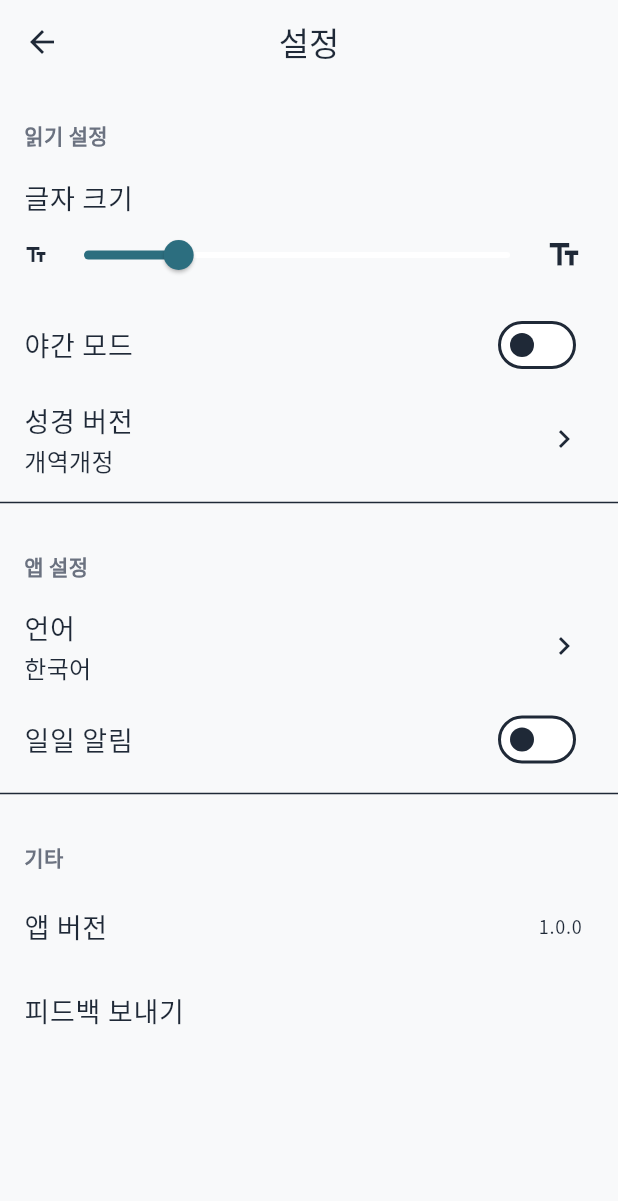
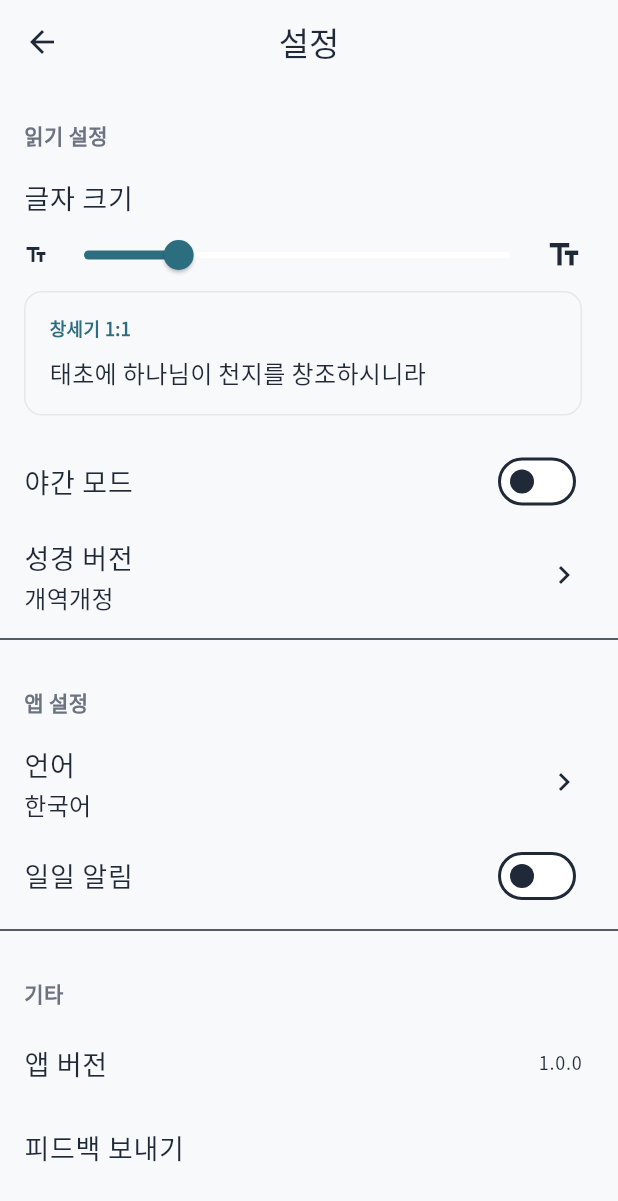
Before and after one commit to ConanShin/bible, a Flutter app: the SettingsScreen screen opened directly, on a phone screen of 412 x 824 dp. Shown: the top 1201 px of the screen. Run offline on Flutter 3.47's test engine with Material 3 defaults, Android fonts, the phone set to English and light mode, and no system bars; our stand-ins replace dio, google_fonts, logger, share_plus, shared_preferences, sqflite; accounts and stored records are empty.

Commit message:
fix: 글자크기 설정 안되는 버그 수정

```diff
--- a/lib/screens/home/bible_reading_screen.dart
+++ b/lib/screens/home/bible_reading_screen.dart
@@ -3,6 +3,7 @@ import 'package:provider/provider.dart';
 import '../../models/bible_book.dart';
 import '../../models/bible_chapter.dart';
 import '../../providers/bible_provider.dart';
+import '../../providers/user_provider.dart';
 import '../../theme/app_colors.dart';
 import '../../theme/app_text_styles.dart';
 
@@ -151,6 +152,10 @@ class _BibleReadingScreenState extends State<BibleReadingScreen> {
                       child: Text(
                         verse.text,
                         style: AppTextStyles.bodyNormal.copyWith(
+                          fontSize: context
+                              .watch<UserProvider>()
+                              .preferences
+                              .fontSize,
                           height: 1.6,
                           color: AppColors.textPrimary,
                         ),
--- a/lib/screens/settings/settings_screen.dart
+++ b/lib/screens/settings/settings_screen.dart
@@ -26,10 +26,7 @@ class _SettingsScreenState extends State<SettingsScreen> {
     final preferences = userProvider.preferences;
 
     return Scaffold(
-      appBar: AppBar(
-        title: const Text('설정'),
-        elevation: 0,
-      ),
+      appBar: AppBar(title: const Text('설정'), elevation: 0),
       body: ListView(
         children: [
           _buildSectionTitle('읽기 설정'),
@@ -37,7 +34,10 @@ class _SettingsScreenState extends State<SettingsScreen> {
           // Font Size
           ListTile(
             title: const Text('글자 크기'),
-            subtitle: Row(
+            subtitle: Column(
+              crossAxisAlignment: CrossAxisAlignment.start,
+              children: [
+                Row(
                   children: [
                     const Icon(Icons.text_fields, size: 16),
                     Expanded(
@@ -51,6 +51,38 @@ class _SettingsScreenState extends State<SettingsScreen> {
                       ),
                     ),
                     const Icon(Icons.text_fields, size: 24),
+                  ],
+                ),
+                Container(
+                  width: double.infinity,
+                  padding: const EdgeInsets.all(16),
+                  decoration: BoxDecoration(
+                    color: AppColors.background,
+                    borderRadius: BorderRadius.circular(12),
+                    border: Border.all(color: const Color(0xFFE5E7EB)),
+                  ),
+                  child: Column(
+                    crossAxisAlignment: CrossAxisAlignment.start,
+                    children: [
+                      Text(
+                        '창세기 1:1',
+                        style: AppTextStyles.caption.copyWith(
+                          color: AppColors.primaryBrand,
+                          fontWeight: FontWeight.bold,
+                        ),
+                      ),
+                      const SizedBox(height: 8),
+                      Text(
+                        '태초에 하나님이 천지를 창조하시니라',
+                        style: AppTextStyles.bodyNormal.copyWith(
+                          fontSize: preferences.fontSize,
+                          height: 1.5,
+                        ),
+                      ),
+                    ],
+                  ),
+                ),
+                const SizedBox(height: 8),
               ],
             ),
           ),
@@ -68,9 +100,15 @@ class _SettingsScreenState extends State<SettingsScreen> {
           // Bible Version Selector
           ListTile(
             title: const Text('성경 버전'),
-            subtitle: Text(preferences.selectedBibleVersion == 'krv' ? '개역개정' :
-                           preferences.selectedBibleVersion == 'knv' ? '새번역' :
-                           preferences.selectedBibleVersion == 'easy' ? '쉬운성경' : '개역한글'),
+            subtitle: Text(
+              preferences.selectedBibleVersion == 'krv'
+                  ? '개역개정'
+                  : preferences.selectedBibleVersion == 'knv'
+                  ? '새번역'
+                  : preferences.selectedBibleVersion == 'easy'
+                  ? '쉬운성경'
+                  : '개역한글',
+            ),
             trailing: const Icon(Icons.chevron_right),
             onTap: () => _showBibleVersionSelector(context),
           ),
@@ -84,9 +122,9 @@ class _SettingsScreenState extends State<SettingsScreen> {
             subtitle: const Text('한국어'),
             trailing: const Icon(Icons.chevron_right),
             onTap: () {
-               ScaffoldMessenger.of(context).showSnackBar(
-                const SnackBar(content: Text('다국어 지원 준비 중입니다.')),
-              );
+              ScaffoldMessenger.of(
+                context,
+              ).showSnackBar(const SnackBar(content: Text('다국어 지원 준비 중입니다.')));
             },
           ),
 
@@ -111,7 +149,7 @@ class _SettingsScreenState extends State<SettingsScreen> {
                 if (picked != null) {
                   userProvider.savePreference(
                     'dailyNotificationTime',
-                    '${picked.hour}:${picked.minute}'
+                    '${picked.hour}:${picked.minute}',
                   );
                 }
               },
@@ -120,17 +158,14 @@ class _SettingsScreenState extends State<SettingsScreen> {
           const Divider(),
           _buildSectionTitle('기타'),
 
-          ListTile(
-            title: const Text('앱 버전'),
-            trailing: const Text('1.0.0'),
-          ),
+          ListTile(title: const Text('앱 버전'), trailing: const Text('1.0.0')),
 
           ListTile(
             title: const Text('피드백 보내기'),
             onTap: () {
-              ScaffoldMessenger.of(context).showSnackBar(
-                const SnackBar(content: Text('피드백 기능 준비 중입니다.')),
-              );
+              ScaffoldMessenger.of(
+                context,
+              ).showSnackBar(const SnackBar(content: Text('피드백 기능 준비 중입니다.')));
             },
           ),
         ],
@@ -172,7 +207,9 @@ class _SettingsScreenState extends State<SettingsScreen> {
             children: versions.map((v) {
               return ListTile(
                 title: Text(v['name']!),
-                trailing: currentVersion == v['id'] ? const Icon(Icons.check, color: AppColors.primaryBrand) : null,
+                trailing: currentVersion == v['id']
+                    ? const Icon(Icons.check, color: AppColors.primaryBrand)
+                    : null,
                 onTap: () => Navigator.pop(context, v['id']),
               );
             }).toList(),
@@ -191,7 +228,15 @@ class _SettingsScreenState extends State<SettingsScreen> {
       context: context,
       builder: (context) => AlertDialog(
         title: const Text('성경 버전 변경'),
-        content: Text('${newVersion == 'krv' ? '개역개정' : newVersion == 'knv' ? '새번역' : newVersion == 'easy' ? '쉬운성경' : '개역한글'} 버전을 다운로드하시겠습니까?\n네트워크 연결이 필요합니다.'),
+        content: Text(
+          '${newVersion == 'krv'
+              ? '개역개정'
+              : newVersion == 'knv'
+              ? '새번역'
+              : newVersion == 'easy'
+              ? '쉬운성경'
+              : '개역한글'} 버전을 다운로드하시겠습니까?\n네트워크 연결이 필요합니다.',
+        ),
         actions: [
           TextButton(
             onPressed: () => Navigator.pop(context, false),
```
Lines whose indentation alone changed are shown as unchanged.
